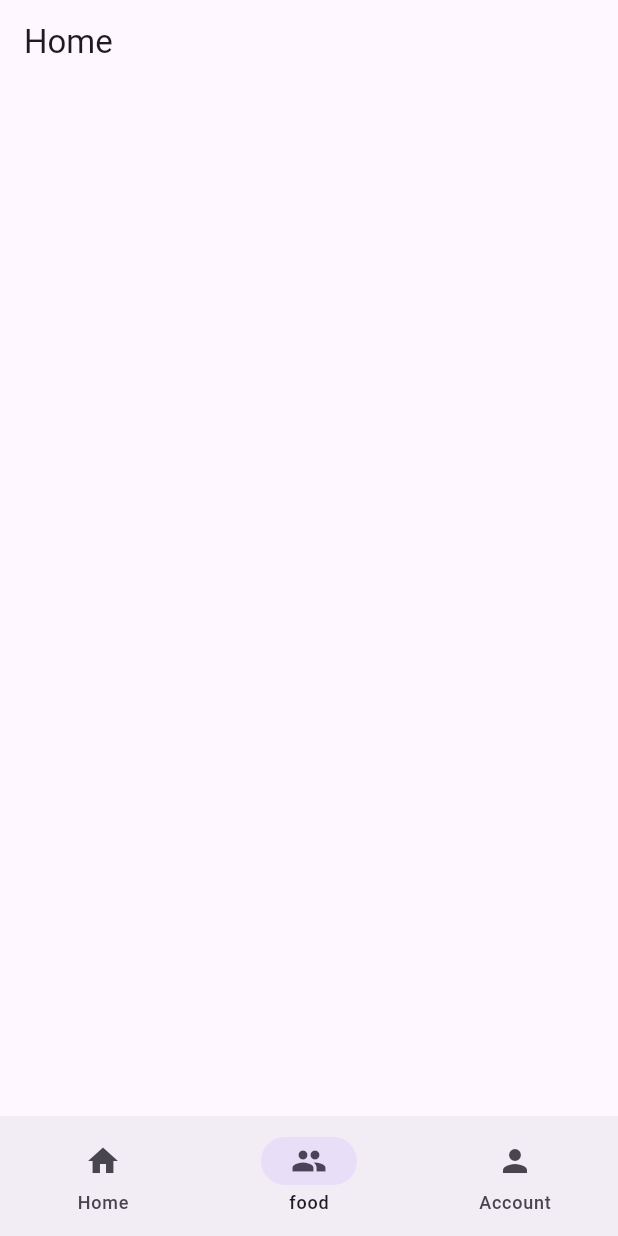
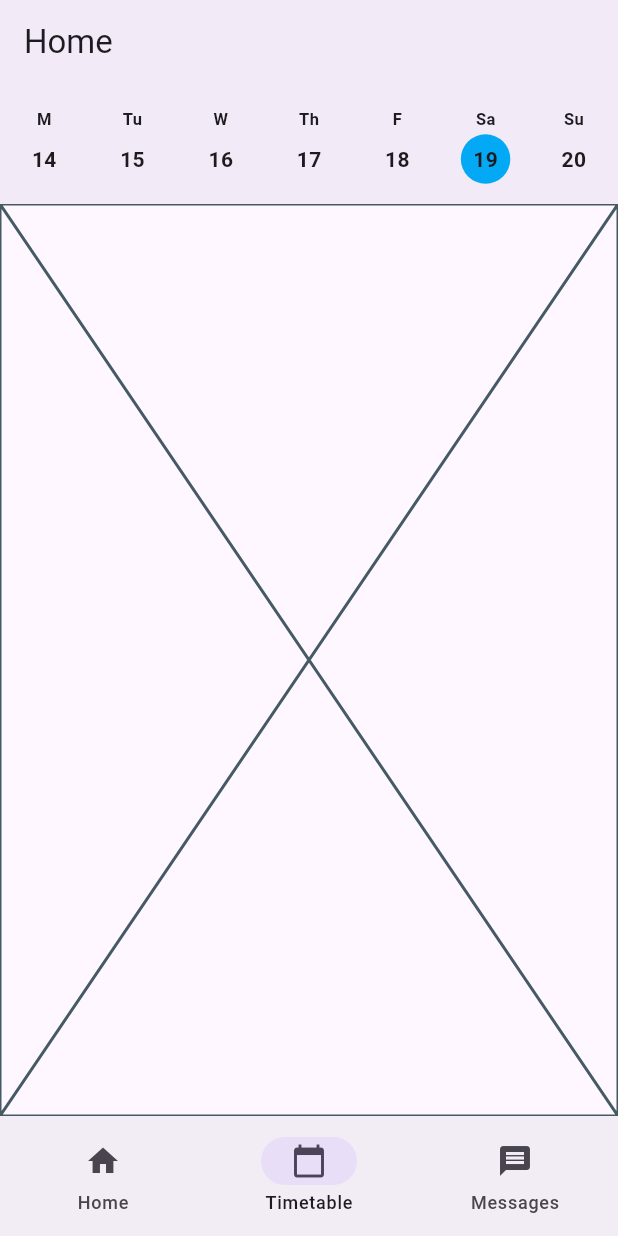
Before and after one commit to BrynMtchll/anu_timetable, a Flutter app: the screen it shows after launch, item 2 of the bottom bar chosen, on a phone screen of 412 x 824 dp. Run offline on Flutter 3.47's test engine with Material 3 defaults, Android fonts, the light colour scheme and no system bars.

Commit message:
basic set up, week page view for timetable

```diff
--- /dev/null
+++ b/devtools_options.yaml
@@ -0,0 +1,3 @@
+description: This file stores settings for Dart & Flutter DevTools.
+documentation: https://docs.flutter.dev/tools/devtools/extensions#configure-extension-enablement-states
+extensions:
--- a/lib/app.dart
+++ b/lib/app.dart
@@ -1,5 +1,11 @@
 import 'package:flutter/material.dart';
 import 'package:anu_timetable/pages/home.dart';
+import 'package:anu_timetable/pages/timetable_page.dart';
+import 'package:anu_timetable/pages/messages_page.dart';
+// import 'package:calendar_view/calendar_view.dart';
+import 'package:anu_timetable/widgets/week_bar.dart';
+import 'package:provider/provider.dart';
+import 'package:anu_timetable/model/timetable_model.dart';
 
 class App extends StatefulWidget {
   const App({super.key});
@@ -12,7 +18,9 @@ class _AppState extends State<App> {
   int currentPageIndex = 0;
   @override
   Widget build(BuildContext context) {
-    return MaterialApp(
+    return ChangeNotifierProvider(
+      create:(context) => TimetableModel(),
+      child: MaterialApp(
         title: 'Flutter Demo',
         theme: ThemeData(
           colorScheme: ColorScheme.fromSeed(seedColor: Colors.deepPurple),
@@ -21,6 +29,8 @@ class _AppState extends State<App> {
         home: Scaffold(
           appBar: AppBar(
             title: Text("Home"),
+            elevation: 3.0,
+            bottom:  (currentPageIndex == 1) ? WeekBar() : null,
           ),
           bottomNavigationBar: NavigationBar(
             selectedIndex: currentPageIndex,
@@ -35,20 +45,21 @@ class _AppState extends State<App> {
                 label: 'Home'
               ),
               NavigationDestination(
-              icon: Icon(Icons.people),
-              label: 'food'
+                icon: Icon(Icons.calendar_today),
+                label: 'Timetable'
               ),
               NavigationDestination(
-              icon: Icon(Icons.person),
-              label: 'Account'
+                icon: Icon(Icons.message),
+                label: 'Messages'
               ),
 
           ]),
           body: <Widget>[
             const HomePage(),
-          Card(),
-          Card(),
+            const TimetablePage(),
+            const MessagesPage()
           ][currentPageIndex]
+        )
       )
     );
   }
--- /dev/null
+++ b/lib/constants.dart
@@ -0,0 +1,5 @@
+class Constants {
+
+  // 20 years - 10 years ahead, 10 behind
+  static const TIMETABLE_SPAN_WEEKS = 1040;
+}
--- /dev/null
+++ b/lib/model/timetable_model.dart
@@ -0,0 +1,38 @@
+import 'package:flutter/material.dart';
+import 'dart:developer' as developer;
+
+class TimetableModel extends ChangeNotifier {
+  var _activeDate = DateTime.now();
+  late DateTime _activeWeekStartDate;
+
+  TimetableModel() {
+    _activeWeekStartDate = _weekStartFromDate(_activeDate);
+  }
+
+
+  DateTime get activeDate => _activeDate;
+  DateTime get activeWeekStartDate => _activeWeekStartDate;
+
+  set activeDate(DateTime newActiveDate) {
+    if (_activeDate == newActiveDate) return;
+    _activeDate = newActiveDate;
+    var newActiveWeekStartDate = _weekStartFromDate(newActiveDate);
+    if (_activeWeekStartDate == newActiveWeekStartDate) return;
+    _activeWeekStartDate = newActiveWeekStartDate;
+    notifyListeners();
+  }
+
+  set activeWeekStartDate(DateTime newActiveWeekStartDate) {
+    if (newActiveWeekStartDate.weekday != DateTime.monday) {
+      developer.log("Provided week start date not a monday!");
+      developer.log("Date provided: " + newActiveWeekStartDate.toString() + " has weekday index: " + newActiveWeekStartDate.weekday.toString());
+
+      newActiveWeekStartDate = _weekStartFromDate(newActiveWeekStartDate);
+    }
+    if (_activeWeekStartDate == newActiveWeekStartDate) return;
+    _activeWeekStartDate = newActiveWeekStartDate;
+    notifyListeners();
+  }
+
+  DateTime _weekStartFromDate(DateTime date) => date.subtract(Duration(days:  date.weekday - 1));
+}
--- /dev/null
+++ b/lib/pages/timetable_page.dart
@@ -0,0 +1,15 @@
+
+import 'package:flutter/material.dart';
+// import 'package:table_calendar/table_calendar.dart';
+// import 'package:anu_timetable/widgets/timetable.dart';
+// import 'package:calendar_view/calendar_view.dart';
+// import 'package:anu_timetable/widgets/week_bar.dart';
+
+class TimetablePage extends StatelessWidget {
+  const TimetablePage({super.key});
+
+  @override
+  Widget build(BuildContext context) {
+    return Placeholder();
+  }
+}
--- /dev/null
+++ b/lib/widgets/week_bar.dart
@@ -0,0 +1,125 @@
+import 'package:flutter/material.dart';
+import 'package:provider/provider.dart';
+import 'package:anu_timetable/model/timetable_model.dart';
+
+String _weekdayAsString(int weekday){
+  switch (weekday) {
+    case DateTime.monday: return 'M';
+    case DateTime.tuesday: return 'Tu';
+    case DateTime.wednesday: return 'W';
+    case DateTime.thursday: return 'Th';
+    case DateTime.friday: return 'F';
+    case DateTime.saturday: return 'Sa';
+    case DateTime.sunday: return 'Su';
+    default: return '';
+  }
+}
+
+class WeekBar extends StatefulWidget implements PreferredSizeWidget {
+  const WeekBar({super.key});
+
+  @override
+  State<WeekBar> createState() => _WeekBarState();
+
+  @override
+  Size get preferredSize => Size.fromHeight(80);
+}
+
+class _WeekBarState extends State<WeekBar> {
+  late PageController _pageViewController;
+  static const initialPage = 1000;
+  int _activePage = initialPage;
+
+
+  @override
+  void initState() {
+    super.initState();
+    _pageViewController = PageController(
+      initialPage: _activePage
+    );
+  }
+
+  @override
+  void dispose() {
+    super.dispose();
+    _pageViewController.dispose();
+  }
+
+  @override
+  Widget build(BuildContext context) {
+    return SizedBox(
+      height: 80,
+      child: PageView.builder(
+        controller: _pageViewController,
+        onPageChanged: (int newActivePage) {
+          var timetableModel = Provider.of<TimetableModel>(context, listen: false);
+
+          var differencefromActiveInDays = (newActivePage - _activePage) * 7;
+          var newActiveWeekStartDate = timetableModel.activeWeekStartDate.add(Duration(days: differencefromActiveInDays));
+          timetableModel.activeWeekStartDate = newActiveWeekStartDate;
+          _activePage = newActivePage;
+        },
+        itemBuilder: (context, page) => _week(page),
+        )
+      );
+  }
+
+  Align _week(int page) {
+    return Align(
+      alignment: Alignment.center,
+      child: IntrinsicHeight(child: Row(
+        mainAxisAlignment: MainAxisAlignment.spaceAround,
+        crossAxisAlignment: CrossAxisAlignment.center,
+        children: [
+          for (int weekday = 1; weekday <= DateTime.daysPerWeek; weekday++)
+            _weekdayItem(page, weekday),
+        ],
+     ))
+    );
+  }
+
+  Column _weekdayItem(int page, int weekday) => Column(
+    children: [
+      Padding(
+        padding: EdgeInsets.all(2),
+        child: Align(
+          alignment: Alignment.center,
+          child: Text(
+            style: TextStyle(
+              fontWeight: FontWeight.w600,
+              fontSize: 11,
+            ),
+            _weekdayAsString(weekday)
+          ),
+        ),
+      ),
+
+      Consumer<TimetableModel>(
+        builder: (context, timetableModel, child) => Container(
+          width: 33,
+          height: 33,
+          decoration: BoxDecoration(
+            borderRadius: BorderRadius.circular(20),
+            color: timetableModel.activeDate.weekday == weekday ? Colors.lightBlue : null,
+          ),
+          child: Align(
+            alignment: Alignment.center,
+            child:  Text(
+              style: TextStyle(
+                fontWeight: FontWeight.w600,
+                fontSize: 14,
+              ),
+              _computeDate(page, timetableModel, weekday).day.toString()
+            )
+          ),
+        )
+      )
+    ],
+  );
+
+  DateTime _computeDate(int page, timetableModel, int weekday) {
+    int differencefromActiveInDays = (page - _activePage) * 7;
+    DateTime pageStartDate = timetableModel.activeWeekStartDate.add(Duration(days: differencefromActiveInDays + weekday));
+    return pageStartDate;
+  }
+}
--- a/pubspec.yaml
+++ b/pubspec.yaml
@@ -30,10 +30,13 @@ environment:
 dependencies:
   flutter:
     sdk: flutter
+  table_calendar: ^3.2.0
+  calendar_view: ^1.4.0
 
   # The following adds the Cupertino Icons font to your application.
   # Use with the CupertinoIcons class for iOS style icons.
   cupertino_icons: ^1.0.8
+  provider: ^6.1.2
 
 dev_dependencies:
   flutter_test:
```
Also changed, not shown: lib/pages/dummy.dart (deleted, +0 -15 lines), lib/pages/home.dart (+150 -9 lines), lib/pages/messages_page.dart (added, +10 -0 lines), lib/widgets/timetable.dart (added, +36 -0 lines), pubspec.lock. Lines whose indentation alone changed are shown as unchanged.
